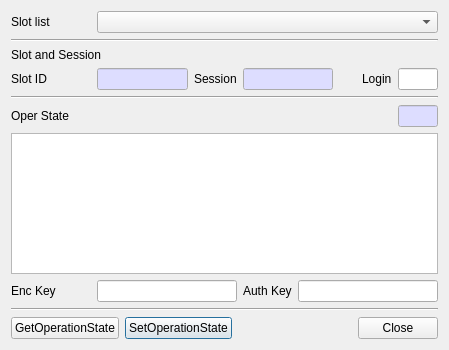
Above: CryptokiMan/oper_state_dlg.ui from jykim74/CryptokiMan before the change. Below: the same form after it.
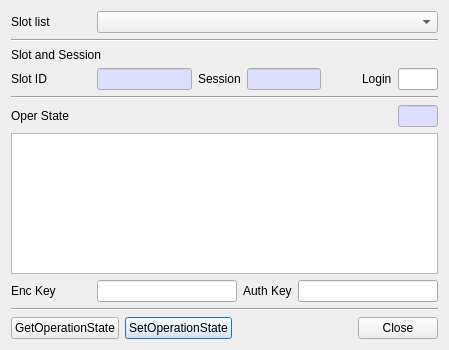
That is the form after the change.

Commit message: UI 개선

What changed in the file:
```diff
--- a/CryptokiMan/oper_state_dlg.ui
+++ b/CryptokiMan/oper_state_dlg.ui
@@ -73,6 +73,12 @@
      </item>
      <item row="0" column="1">
       <widget class="QLineEdit" name="mSlotIDText">
+       <property name="maximumSize">
+        <size>
+         <width>100</width>
+         <height>16777215</height>
+        </size>
+       </property>
        <property name="palette">
         <palette>
          <active>
@@ -130,6 +136,12 @@
      </item>
      <item row="0" column="3">
       <widget class="QLineEdit" name="mSessionText">
+       <property name="maximumSize">
+        <size>
+         <width>80</width>
+         <height>16777215</height>
+        </size>
+       </property>
        <property name="palette">
         <palette>
          <active>
```
